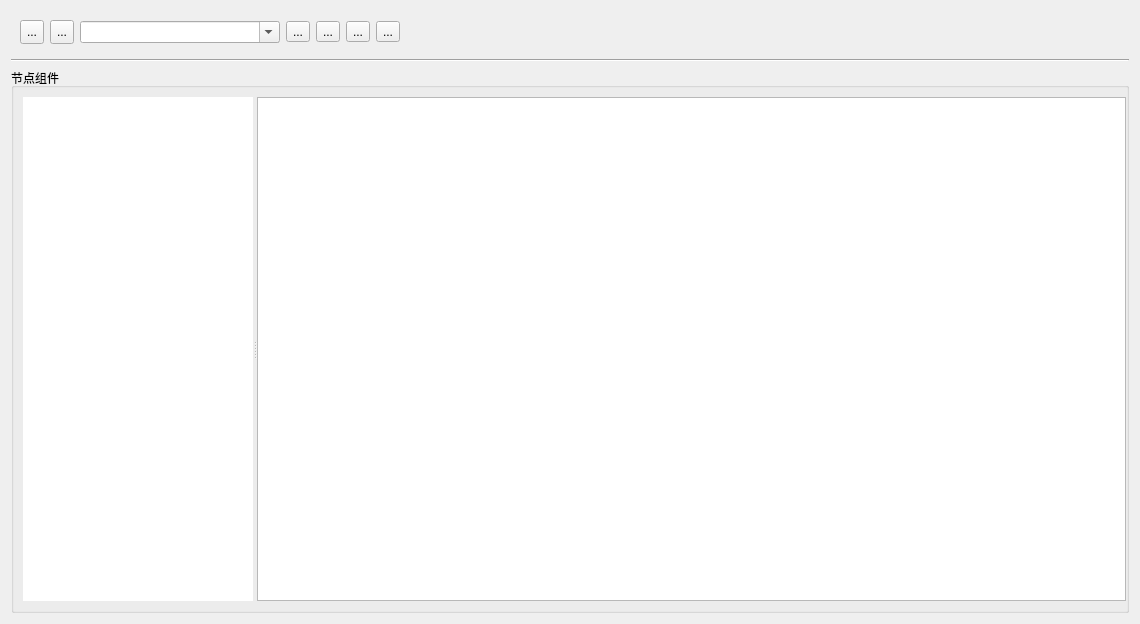
Old version of the form dialogs/nodetreedialog.ui in the repository L-Net-1992/ADAS_AD_Developer.
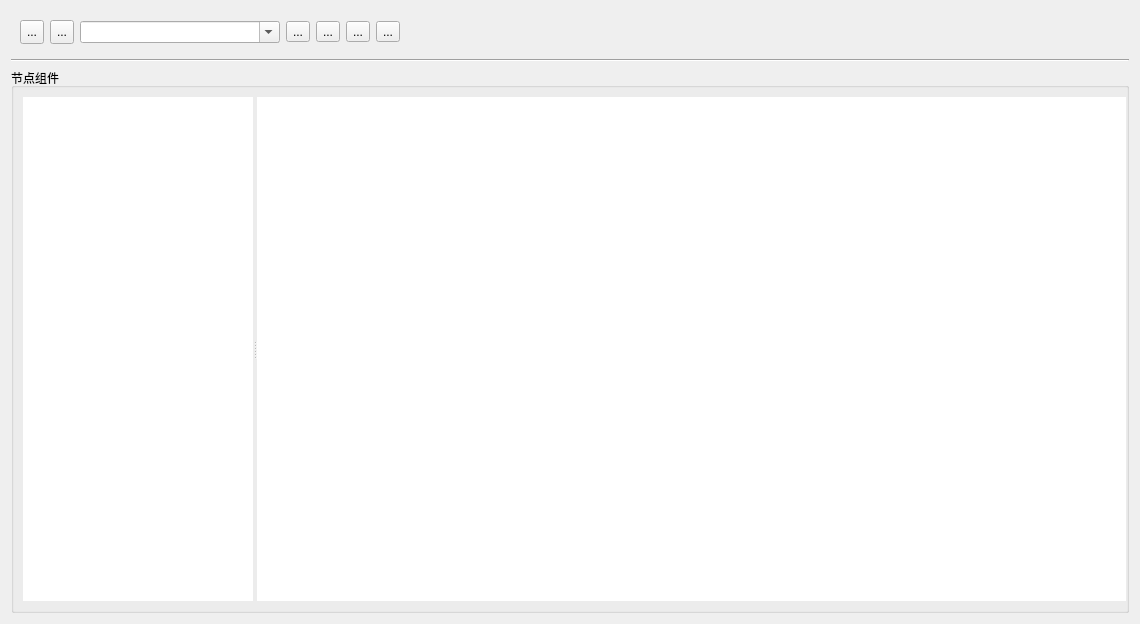
New version of the form. Icons and pictures are not drawn. Custom widgets are drawn as their Qt base class.

```diff
--- a/dialogs/nodetreedialog.ui
+++ b/dialogs/nodetreedialog.ui
@@ -317,14 +317,14 @@
             <font/>
            </property>
            <property name="styleSheet">
-            <string notr="true">QTableWidget::item{padding:2px;
+            <string notr="true">padding:2px;
 border:1px solid #FFFFFF;
 selection-background-color:#FFFFFF;
 selection-color:#FFFFFF;
 alternate-background-color:#FFFFFF;
 background-color:#FFFFFF;
 gridline-color:#FFFFFF;
-}
+
 </string>
            </property>
            <property name="showGrid">
```
